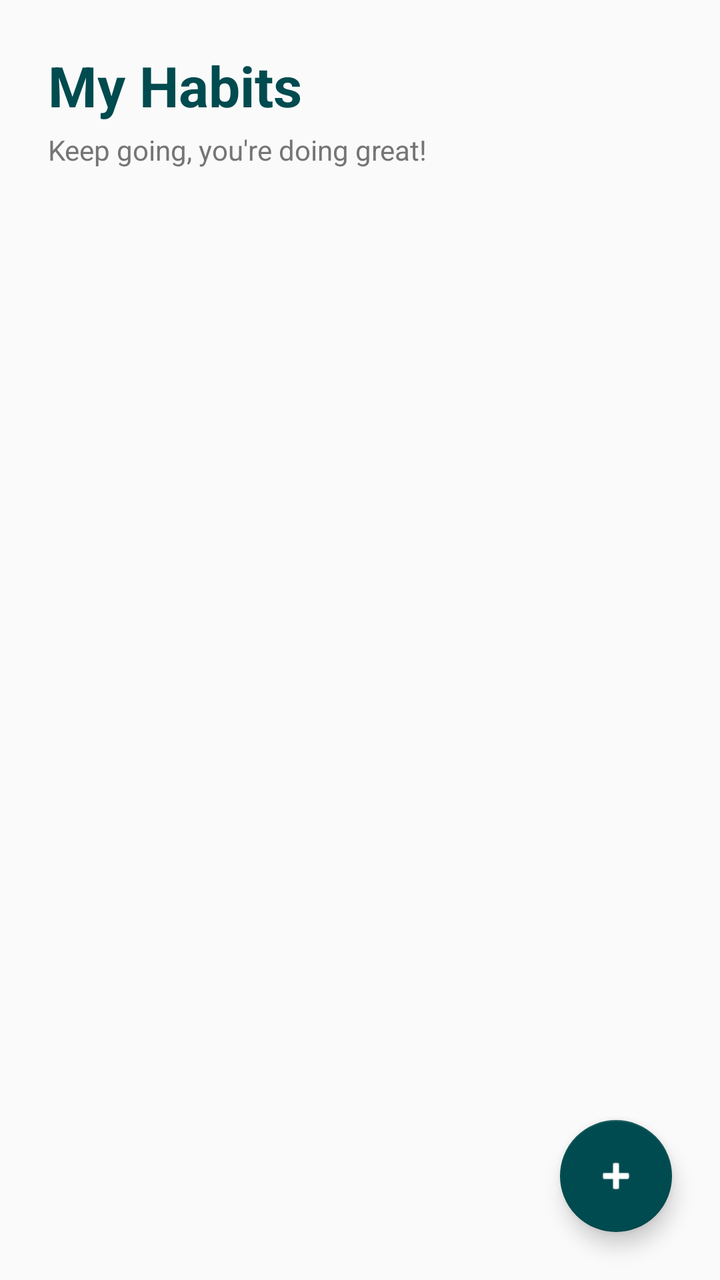
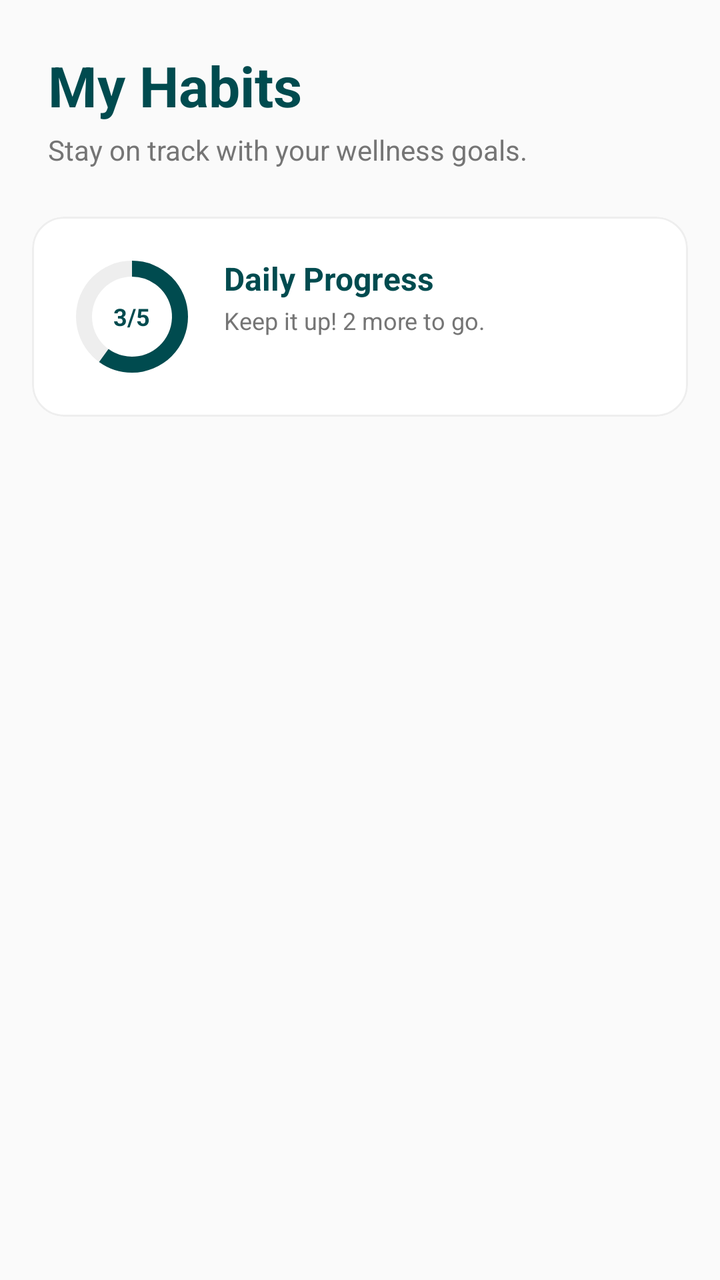

Compare the two renders of this Android layout. The source of the first and the diff that turns it into the second are given below.
<!-- AndroidManifest.xml: application theme Theme.Mdpproject -->
<!-- res/layout/fragment_habits.xml -->
<?xml version="1.0" encoding="utf-8"?>
<androidx.constraintlayout.widget.ConstraintLayout xmlns:android="http://schemas.android.com/apk/res/android"
    xmlns:app="http://schemas.android.com/apk/res-auto"
    xmlns:tools="http://schemas.android.com/tools"
    android:layout_width="match_parent"
    android:layout_height="match_parent"
    android:background="#FAFAFA"
    tools:context="mad.project.mdp_project.ui.HabitsFragment">

    <TextView
        android:id="@+id/tvHabitsTitle"
        android:layout_width="wrap_content"
        android:layout_height="wrap_content"
        android:layout_marginStart="24dp"
        android:layout_marginTop="24dp"
        android:text="My Habits"
        android:textColor="#004B4F"
        android:textSize="28sp"
        android:textStyle="bold"
        app:layout_constraintStart_toStartOf="parent"
        app:layout_constraintTop_toTopOf="parent" />

    <TextView
        android:id="@+id/tvHabitsSubtitle"
        android:layout_width="wrap_content"
        android:layout_height="wrap_content"
        android:layout_marginTop="4dp"
        android:text="Keep going, you're doing great!"
        android:textColor="#757575"
        android:textSize="14sp"
        app:layout_constraintStart_toStartOf="@id/tvHabitsTitle"
        app:layout_constraintTop_toBottomOf="@id/tvHabitsTitle" />

    <androidx.recyclerview.widget.RecyclerView
        android:id="@+id/rvHabits"
        android:layout_width="0dp"
        android:layout_height="0dp"
        android:layout_marginTop="24dp"
        android:clipToPadding="false"
        android:paddingHorizontal="16dp"
        android:paddingBottom="80dp"
        app:layout_constraintBottom_toBottomOf="parent"
        app:layout_constraintEnd_toEndOf="parent"
        app:layout_constraintStart_toStartOf="parent"
        app:layout_constraintTop_toBottomOf="@id/tvHabitsSubtitle"
        tools:listitem="@android:layout/simple_list_item_1" />

    <com.google.android.material.floatingactionbutton.FloatingActionButton
        android:id="@+id/fabAddHabit"
        android:layout_width="wrap_content"
        android:layout_height="wrap_content"
        android:layout_marginEnd="24dp"
        android:layout_marginBottom="24dp"
        android:contentDescription="Add new habit"
        android:src="@android:drawable/ic_input_add"
        app:backgroundTint="#004B4F"
        app:layout_constraintBottom_toBottomOf="parent"
        app:layout_constraintEnd_toEndOf="parent"
        app:tint="@color/white" />

</androidx.constraintlayout.widget.ConstraintLayout>
<!-- resources referenced by this layout -->
<resources>
  <color name="white">#FFFFFFFF</color>
  <style name="Theme.Mdpproject" parent="Theme.MaterialComponents.DayNight.NoActionBar">
          
          <item name="colorPrimary">@color/purple_500</item>
          <item name="colorPrimaryVariant">@color/purple_700</item>
          <item name="colorOnPrimary">@color/white</item>
          
          <item name="colorSecondary">@color/teal_200</item>
          <item name="colorSecondaryVariant">@color/teal_700</item>
          <item name="colorOnSecondary">@color/black</item>
          
          <item name="android:statusBarColor">?attr/colorPrimaryVariant</item>
          
      </style>
  <color name="purple_500">#FF6200EE</color>
  <color name="purple_700">#FF3700B3</color>
  <color name="teal_200">#FF03DAC5</color>
  <color name="teal_700">#FF018786</color>
  <color name="black">#FF000000</color>
</resources>

<!-- the commit's change to res/layout/fragment_habits.xml (unified diff, before → after) -->
@@ -25,37 +25,96 @@
         android:layout_width="wrap_content"
         android:layout_height="wrap_content"
         android:layout_marginTop="4dp"
-        android:text="Keep going, you're doing great!"
+        android:text="Stay on track with your wellness goals."
         android:textColor="#757575"
         android:textSize="14sp"
         app:layout_constraintStart_toStartOf="@id/tvHabitsTitle"
         app:layout_constraintTop_toBottomOf="@id/tvHabitsTitle" />
 
+    <com.google.android.material.card.MaterialCardView
+        android:id="@+id/card_progress"
+        android:layout_width="match_parent"
+        android:layout_height="wrap_content"
+        android:layout_marginHorizontal="16dp"
+        android:layout_marginTop="24dp"
+        app:cardCornerRadius="16dp"
+        app:cardElevation="0dp"
+        app:strokeColor="#EEEEEE"
+        app:strokeWidth="1dp"
+        app:layout_constraintTop_toBottomOf="@id/tvHabitsSubtitle">
+
+        <androidx.constraintlayout.widget.ConstraintLayout
+            android:layout_width="match_parent"
+            android:layout_height="wrap_content"
+            android:padding="20dp">
+
+            <FrameLayout
+                android:id="@+id/progress_container"
+                android:layout_width="60dp"
+                android:layout_height="60dp"
+                app:layout_constraintBottom_toBottomOf="parent"
+                app:layout_constraintStart_toStartOf="parent"
+                app:layout_constraintTop_toTopOf="parent">
+
+                <ProgressBar
+                    android:id="@+id/circular_progress_bar"
+                    style="?android:attr/progressBarStyleHorizontal"
+                    android:layout_width="match_parent"
+                    android:layout_height="match_parent"
+                    android:indeterminate="false"
+                    android:max="100"
+                    android:progress="60"
+                    android:progressDrawable="@drawable/circular_progress_drawable" />
+
+                <TextView
+                    android:id="@+id/tv_progress_percent"
+                    android:layout_width="wrap_content"
+                    android:layout_height="wrap_content"
+                    android:layout_gravity="center"
+                    android:text="3/5"
+                    android:textColor="#004B4F"
+                    android:textSize="12sp"
+                    android:textStyle="bold" />
+            </FrameLayout>
+
+            <TextView
+                android:id="@+id/tv_progress_title"
+                android:layout_width="wrap_content"
+                android:layout_height="wrap_content"
+                android:layout_marginStart="16dp"
+                android:text="Daily Progress"
+                android:textColor="#004B4F"
+                android:textSize="16sp"
+                android:textStyle="bold"
+                app:layout_constraintStart_toEndOf="@id/progress_container"
+                app:layout_constraintTop_toTopOf="@id/progress_container" />
+
+            <TextView
+                android:id="@+id/tv_progress_status"
+                android:layout_width="wrap_content"
+                android:layout_height="wrap_content"
+                android:layout_marginTop="2dp"
+                android:text="Keep it up! 2 more to go."
+                android:textColor="#757575"
+                android:textSize="12sp"
+                app:layout_constraintStart_toStartOf="@id/tv_progress_title"
+                app:layout_constraintTop_toBottomOf="@id/tv_progress_title" />
+
+        </androidx.constraintlayout.widget.ConstraintLayout>
+    </com.google.android.material.card.MaterialCardView>
+
     <androidx.recyclerview.widget.RecyclerView
         android:id="@+id/rvHabits"
         android:layout_width="0dp"
         android:layout_height="0dp"
-        android:layout_marginTop="24dp"
+        android:layout_marginTop="16dp"
         android:clipToPadding="false"
         android:paddingHorizontal="16dp"
         android:paddingBottom="80dp"
         app:layout_constraintBottom_toBottomOf="parent"
         app:layout_constraintEnd_toEndOf="parent"
         app:layout_constraintStart_toStartOf="parent"
-        app:layout_constraintTop_toBottomOf="@id/tvHabitsSubtitle"
+        app:layout_constraintTop_toBottomOf="@id/card_progress"
         tools:listitem="@android:layout/simple_list_item_1" />
 
-    <com.google.android.material.floatingactionbutton.FloatingActionButton
-        android:id="@+id/fabAddHabit"
-        android:layout_width="wrap_content"
-        android:layout_height="wrap_content"
-        android:layout_marginEnd="24dp"
-        android:layout_marginBottom="24dp"
-        android:contentDescription="Add new habit"
-        android:src="@android:drawable/ic_input_add"
-        app:backgroundTint="#004B4F"
-        app:layout_constraintBottom_toBottomOf="parent"
-        app:layout_constraintEnd_toEndOf="parent"
-        app:tint="@color/white" />
-
 </androidx.constraintlayout.widget.ConstraintLayout>
<!-- resource entries referenced after the edit -->
@@ -1,5 +1,31 @@
 <!-- resources referenced by this layout -->
 <resources>
+  <!-- drawable circular_progress_drawable (drawable) -->
+  <?xml version="1.0" encoding="utf-8"?>
+  <layer-list xmlns:android="http://schemas.android.com/apk/res/android">
+      <item android:id="@android:id/background">
+          <shape
+              android:shape="ring"
+              android:thickness="8dp"
+              android:useLevel="false">
+              <solid android:color="#EEEEEE" />
+          </shape>
+      </item>
+      <item android:id="@android:id/progress">
+          <rotate
+              android:fromDegrees="270"
+              android:pivotX="50%"
+              android:pivotY="50%"
+              android:toDegrees="270">
+              <shape
+                  android:shape="ring"
+                  android:thickness="8dp"
+                  android:useLevel="true">
+                  <solid android:color="#004B4F" />
+              </shape>
+          </rotate>
+      </item>
+  </layer-list>
   <color name="white">#FFFFFFFF</color>
   <style name="Theme.Mdpproject" parent="Theme.MaterialComponents.DayNight.NoActionBar">
           
